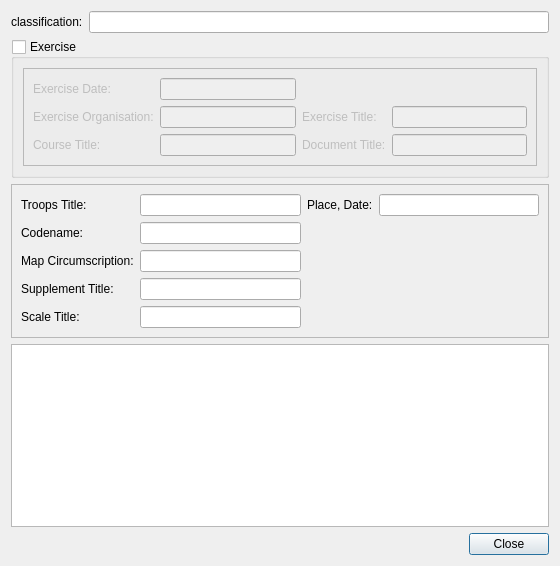
The window that vbsprint/ui/casedialog.ui (kadas-albireo/kadas-print-plugin) describes before a commit, drawn with Qt 5.
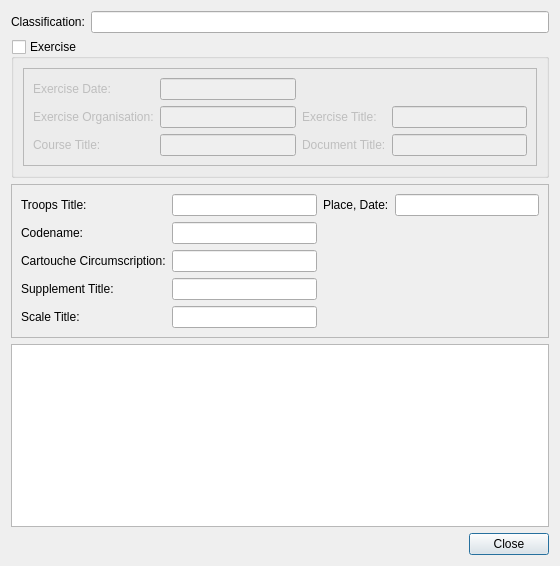
The same window after the commit.

Diff of the .ui file:
```diff
--- a/vbsprint/ui/casedialog.ui
+++ b/vbsprint/ui/casedialog.ui
@@ -112,7 +112,7 @@
      <item>
       <widget class="QLabel" name="label_3">
        <property name="text">
-        <string>classification:</string>
+        <string>Classification:</string>
        </property>
       </widget>
      </item>
@@ -157,7 +157,7 @@
       <item row="2" column="0">
        <widget class="QLabel" name="label_8">
         <property name="text">
-         <string>Map Circumscription:</string>
+         <string>Cartouche Circumscription:</string>
         </property>
        </widget>
       </item>
```
Left out of the diff: 6 changed lines with no effect on the pictures.
